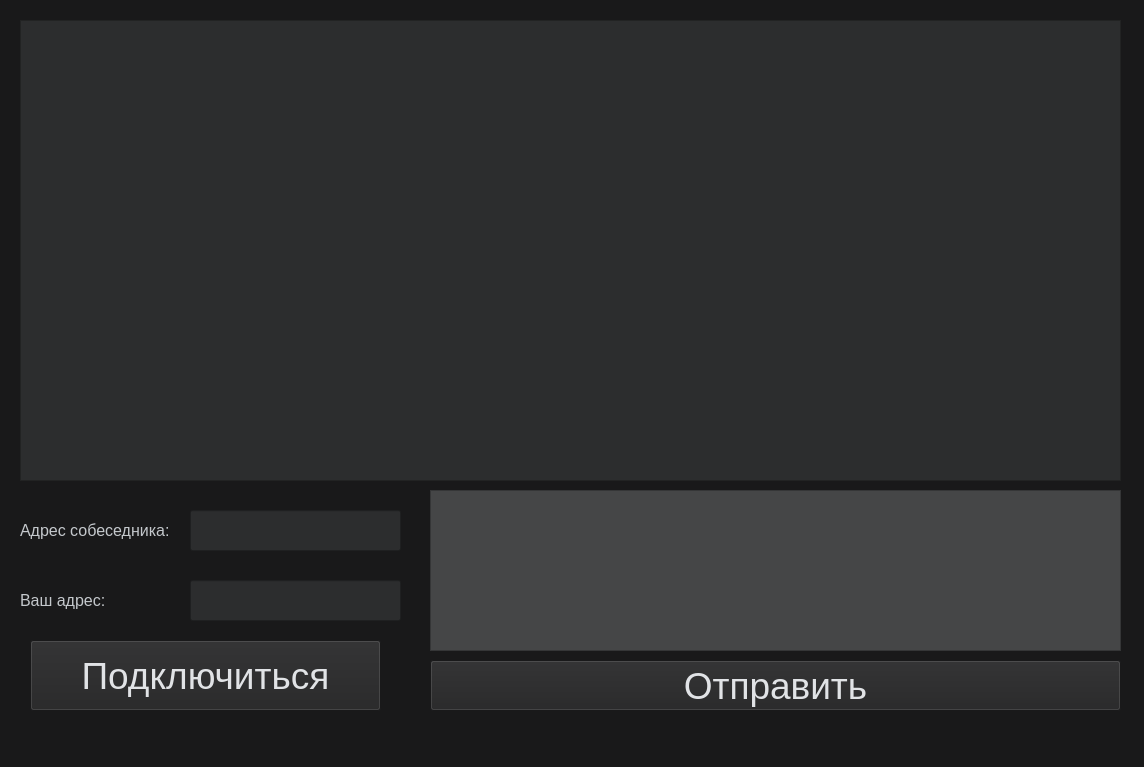
Before: the Qt Designer form messenger.ui in whatever125/messenger, drawn with Qt 5.
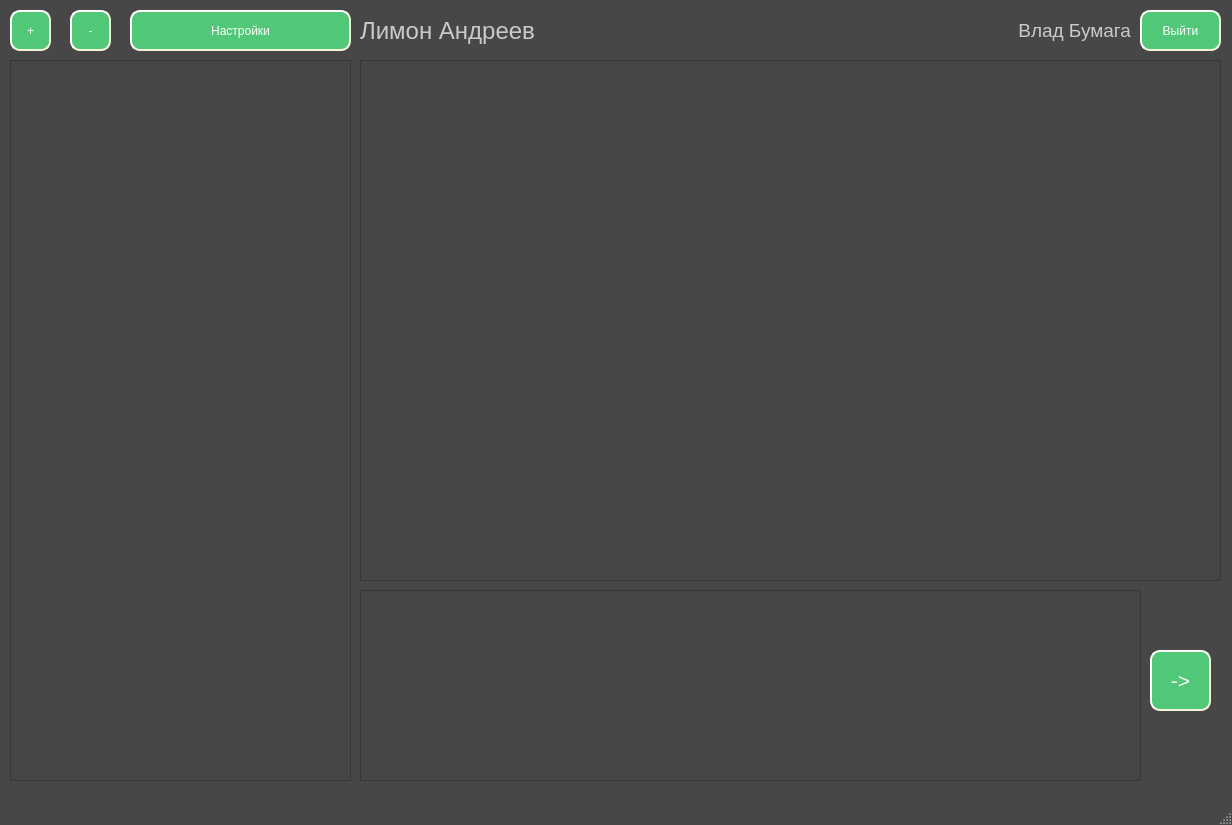
After: the same form once the commit is applied. Icons and pictures are not drawn.

Diff of the .ui file:
```diff
--- a/messenger.ui
+++ b/messenger.ui
@@ -6,146 +6,727 @@
    <rect>
     <x>0</x>
     <y>0</y>
-    <width>1144</width>
-    <height>767</height>
+    <width>1232</width>
+    <height>825</height>
    </rect>
   </property>
+  <property name="palette">
+   <palette>
+    <active>
+     <colorrole role="WindowText">
+      <brush brushstyle="SolidPattern">
+       <color alpha="255">
+        <red>202</red>
+        <green>202</green>
+        <blue>202</blue>
+       </color>
+      </brush>
+     </colorrole>
+     <colorrole role="Button">
+      <brush brushstyle="SolidPattern">
+       <color alpha="255">
+        <red>71</red>
+        <green>71</green>
+        <blue>71</blue>
+       </color>
+      </brush>
+     </colorrole>
+     <colorrole role="Light">
+      <brush brushstyle="SolidPattern">
+       <color alpha="255">
+        <red>106</red>
+        <green>106</green>
+        <blue>106</blue>
+       </color>
+      </brush>
+     </colorrole>
+     <colorrole role="Midlight">
+      <brush brushstyle="SolidPattern">
+       <color alpha="255">
+        <red>88</red>
+        <green>88</green>
+        <blue>88</blue>
+       </color>
+      </brush>
+     </colorrole>
+     <colorrole role="Dark">
+      <brush brushstyle="SolidPattern">
+       <color alpha="255">
+        <red>35</red>
+        <green>35</green>
+        <blue>35</blue>
+       </color>
+      </brush>
+     </colorrole>
+     <colorrole role="Mid">
+      <brush brushstyle="SolidPattern">
+       <color alpha="255">
+        <red>47</red>
+        <green>47</green>
+        <blue>47</blue>
+       </color>
+      </brush>
+     </colorrole>
+     <colorrole role="Text">
+      <brush brushstyle="SolidPattern">
+       <color alpha="255">
+        <red>198</red>
+        <green>198</green>
+        <blue>198</blue>
+       </color>
+      </brush>
+     </colorrole>
+     <colorrole role="BrightText">
+      <brush brushstyle="SolidPattern">
+       <color alpha="255">
+        <red>175</red>
+        <green>175</green>
+        <blue>175</blue>
+       </color>
+      </brush>
+     </colorrole>
+     <colorrole role="ButtonText">
+      <brush brushstyle="SolidPattern">
+       <color alpha="255">
+        <red>93</red>
+        <green>93</green>
+        <blue>93</blue>
+       </color>
+      </brush>
+     </colorrole>
+     <colorrole role="Base">
+      <brush brushstyle="SolidPattern">
+       <color alpha="255">
+        <red>70</red>
+        <green>70</green>
+        <blue>70</blue>
+       </color>
+      </brush>
+     </colorrole>
+     <colorrole role="Window">
+      <brush brushstyle="SolidPattern">
+       <color alpha="255">
+        <red>71</red>
+        <green>71</green>
+        <blue>71</blue>
+       </color>
+      </brush>
+     </colorrole>
+     <colorrole role="Shadow">
+      <brush brushstyle="SolidPattern">
+       <color alpha="255">
+        <red>47</red>
+        <green>47</green>
+        <blue>47</blue>
+       </color>
+      </brush>
+     </colorrole>
+     <colorrole role="HighlightedText">
+      <brush brushstyle="SolidPattern">
+       <color alpha="255">
+        <red>255</red>
+        <green>255</green>
+        <blue>255</blue>
+       </color>
+      </brush>
+     </colorrole>
+     <colorrole role="AlternateBase">
+      <brush brushstyle="SolidPattern">
+       <color alpha="255">
+        <red>35</red>
+        <green>35</green>
+        <blue>35</blue>
+       </color>
+      </brush>
+     </colorrole>
+     <colorrole role="ToolTipBase">
+      <brush brushstyle="SolidPattern">
+       <color alpha="255">
+        <red>177</red>
+        <green>177</green>
+        <blue>177</blue>
+       </color>
+      </brush>
+     </colorrole>
+     <colorrole role="ToolTipText">
+      <brush brushstyle="SolidPattern">
+       <color alpha="255">
+        <red>189</red>
+        <green>189</green>
+        <blue>189</blue>
+       </color>
+      </brush>
+     </colorrole>
+     <colorrole role="PlaceholderText">
+      <brush brushstyle="SolidPattern">
+       <color alpha="128">
+        <red>66</red>
+        <green>66</green>
+        <blue>66</blue>
+       </color>
+      </brush>
+     </colorrole>
+    </active>
+    <inactive>
+     <colorrole role="WindowText">
+      <brush brushstyle="SolidPattern">
+       <color alpha="255">
+        <red>202</red>
+        <green>202</green>
+        <blue>202</blue>
+       </color>
+      </brush>
+     </colorrole>
+     <colorrole role="Button">
+      <brush brushstyle="SolidPattern">
+       <color alpha="255">
+        <red>71</red>
+        <green>71</green>
+        <blue>71</blue>
+       </color>
+      </brush>
+     </colorrole>
+     <colorrole role="Light">
+      <brush brushstyle="SolidPattern">
+       <color alpha="255">
+        <red>106</red>
+        <green>106</green>
+        <blue>106</blue>
+       </color>
+      </brush>
+     </colorrole>
+     <colorrole role="Midlight">
+      <brush brushstyle="SolidPattern">
+       <color alpha="255">
+        <red>88</red>
+        <green>88</green>
+        <blue>88</blue>
+       </color>
+      </brush>
+     </colorrole>
+     <colorrole role="Dark">
+      <brush brushstyle="SolidPattern">
+       <color alpha="255">
+        <red>35</red>
+        <green>35</green>
+        <blue>35</blue>
+       </color>
+      </brush>
+     </colorrole>
+     <colorrole role="Mid">
+      <brush brushstyle="SolidPattern">
+       <color alpha="255">
+        <red>47</red>
+        <green>47</green>
+        <blue>47</blue>
+       </color>
+      </brush>
+     </colorrole>
+     <colorrole role="Text">
+      <brush brushstyle="SolidPattern">
+       <color alpha="255">
+        <red>198</red>
+        <green>198</green>
+        <blue>198</blue>
+       </color>
+      </brush>
+     </colorrole>
+     <colorrole role="BrightText">
+      <brush brushstyle="SolidPattern">
+       <color alpha="255">
+        <red>175</red>
+        <green>175</green>
+        <blue>175</blue>
+       </color>
+      </brush>
+     </colorrole>
+     <colorrole role="ButtonText">
+      <brush brushstyle="SolidPattern">
+       <color alpha="255">
+        <red>93</red>
+        <green>93</green>
+        <blue>93</blue>
+       </color>
+      </brush>
+     </colorrole>
+     <colorrole role="Base">
+      <brush brushstyle="SolidPattern">
+       <color alpha="255">
+        <red>70</red>
+        <green>70</green>
+        <blue>70</blue>
+       </color>
+      </brush>
+     </colorrole>
+     <colorrole role="Window">
+      <brush brushstyle="SolidPattern">
+       <color alpha="255">
+        <red>71</red>
+        <green>71</green>
+        <blue>71</blue>
+       </color>
+      </brush>
+     </colorrole>
+     <colorrole role="Shadow">
+      <brush brushstyle="SolidPattern">
+       <color alpha="255">
+        <red>47</red>
+        <green>47</green>
+        <blue>47</blue>
+       </color>
+      </brush>
+     </colorrole>
+     <colorrole role="HighlightedText">
+      <brush brushstyle="SolidPattern">
+       <color alpha="255">
+        <red>190</red>
+        <green>190</green>
+        <blue>190</blue>
+       </color>
+      </brush>
+     </colorrole>
+     <colorrole role="AlternateBase">
+      <brush brushstyle="SolidPattern">
+       <color alpha="255">
+        <red>35</red>
+        <green>35</green>
+        <blue>35</blue>
+       </color>
+      </brush>
+     </colorrole>
+     <colorrole role="ToolTipBase">
+      <brush brushstyle="SolidPattern">
+       <color alpha="255">
+        <red>177</red>
+        <green>177</green>
+        <blue>177</blue>
+       </color>
+      </brush>
+     </colorrole>
+     <colorrole role="ToolTipText">
+      <brush brushstyle="SolidPattern">
+       <color alpha="255">
+        <red>189</red>
+        <green>189</green>
+        <blue>189</blue>
+       </color>
+      </brush>
+     </colorrole>
+     <colorrole role="PlaceholderText">
+      <brush brushstyle="SolidPattern">
+       <color alpha="128">
+        <red>66</red>
+        <green>66</green>
+        <blue>66</blue>
+       </color>
+      </brush>
+     </colorrole>
+    </inactive>
+    <disabled>
+     <colorrole role="WindowText">
+      <brush brushstyle="SolidPattern">
+       <color alpha="255">
+        <red>177</red>
+        <green>177</green>
+        <blue>177</blue>
+       </color>
+      </brush>
+     </colorrole>
+     <colorrole role="Button">
+      <brush brushstyle="SolidPattern">
+       <color alpha="255">
+        <red>71</red>
+        <green>71</green>
+        <blue>71</blue>
+       </color>
+      </brush>
+     </colorrole>
+     <colorrole role="Light">
+      <brush brushstyle="SolidPattern">
+       <color alpha="255">
+        <red>106</red>
+        <green>106</green>
+        <blue>106</blue>
+       </color>
+      </brush>
+     </colorrole>
+     <colorrole role="Midlight">
+      <brush brushstyle="SolidPattern">
+       <color alpha="255">
+        <red>88</red>
+        <green>88</green>
+        <blue>88</blue>
+       </color>
+      </brush>
+     </colorrole>
+     <colorrole role="Dark">
+      <brush brushstyle="SolidPattern">
+       <color alpha="255">
+        <red>35</red>
+        <green>35</green>
+        <blue>35</blue>
+       </color>
+      </brush>
+     </colorrole>
+     <colorrole role="Mid">
+      <brush brushstyle="SolidPattern">
+       <color alpha="255">
+        <red>47</red>
+        <green>47</green>
+        <blue>47</blue>
+       </color>
+      </brush>
+     </colorrole>
+     <colorrole role="Text">
+      <brush brushstyle="SolidPattern">
+       <color alpha="255">
+        <red>167</red>
+        <green>167</green>
+        <blue>167</blue>
+       </color>
+      </brush>
+     </colorrole>
+     <colorrole role="BrightText">
+      <brush brushstyle="SolidPattern">
+       <color alpha="255">
+        <red>175</red>
+        <green>175</green>
+        <blue>175</blue>
+       </color>
+      </brush>
+     </colorrole>
+     <colorrole role="ButtonText">
+      <brush brushstyle="SolidPattern">
+       <color alpha="255">
+        <red>131</red>
+        <green>131</green>
+        <blue>131</blue>
+       </color>
+      </brush>
+     </colorrole>
+     <colorrole role="Base">
+      <brush brushstyle="SolidPattern">
+       <color alpha="255">
+        <red>71</red>
+        <green>71</green>
+        <blue>71</blue>
+       </color>
+      </brush>
+     </colorrole>
+     <colorrole role="Window">
+      <brush brushstyle="SolidPattern">
+       <color alpha="255">
+        <red>71</red>
+        <green>71</green>
+        <blue>71</blue>
+       </color>
+      </brush>
+     </colorrole>
+     <colorrole role="Shadow">
+      <brush brushstyle="SolidPattern">
+       <color alpha="255">
+        <red>47</red>
+        <green>47</green>
+        <blue>47</blue>
+       </color>
+      </brush>
+     </colorrole>
+     <colorrole role="HighlightedText">
+      <brush brushstyle="SolidPattern">
+       <color alpha="255">
+        <red>255</red>
+        <green>255</green>
+        <blue>255</blue>
+       </color>
+      </brush>
+     </colorrole>
+     <colorrole role="AlternateBase">
+      <brush brushstyle="SolidPattern">
+       <color alpha="255">
+        <red>71</red>
+        <green>71</green>
+        <blue>71</blue>
+       </color>
+      </brush>
+     </colorrole>
+     <colorrole role="ToolTipBase">
+      <brush brushstyle="SolidPattern">
+       <color alpha="255">
+        <red>177</red>
+        <green>177</green>
+        <blue>177</blue>
+       </color>
+      </brush>
+     </colorrole>
+     <colorrole role="ToolTipText">
+      <brush brushstyle="SolidPattern">
+       <color alpha="255">
+        <red>189</red>
+        <green>189</green>
+        <blue>189</blue>
+       </color>
+      </brush>
+     </colorrole>
+     <colorrole role="PlaceholderText">
+      <brush brushstyle="SolidPattern">
+       <color alpha="128">
+        <red>66</red>
+        <green>66</green>
+        <blue>66</blue>
+       </color>
+      </brush>
+     </colorrole>
+    </disabled>
+   </palette>
+  </property>
   <property name="windowTitle">
    <string>MainWindow</string>
   </property>
-  <property name="styleSheet">
-   <string notr="true">background-color: rgb(25, 25, 26);</string>
-  </property>
   <widget class="QWidget" name="centralwidget">
    <widget class="QTextEdit" name="textEdit">
     <property name="geometry">
      <rect>
-      <x>430</x>
-      <y>490</y>
-      <width>691</width>
-      <height>161</height>
+      <x>360</x>
+      <y>60</y>
+      <width>861</width>
+      <height>521</height>
      </rect>
     </property>
-    <property name="styleSheet">
-     <string notr="true">color: rgb(170, 174, 179);
-background-color: rgb(69, 70, 71);</string>
+    <property name="readOnly">
+     <bool>true</bool>
     </property>
-   </widget>
-   <widget class="QLabel" name="label">
-    <property name="geometry">
-     <rect>
-      <x>20</x>
-      <y>500</y>
-      <width>151</width>
-      <height>61</height>
-     </rect>
+    <property name="html">
+     <string>&lt;!DOCTYPE HTML PUBLIC &quot;-//W3C//DTD HTML 4.0//EN&quot; &quot;http://www.w3.org/TR/REC-html40/strict.dtd&quot;&gt;
+&lt;html&gt;&lt;head&gt;&lt;meta name=&quot;qrichtext&quot; content=&quot;1&quot; /&gt;&lt;style type=&quot;text/css&quot;&gt;
+p, li { white-space: pre-wrap; }
+&lt;/style&gt;&lt;/head&gt;&lt;body style=&quot; font-family:'MS Shell Dlg 2'; font-size:8.25pt; font-weight:400; font-style:normal;&quot;&gt;
+&lt;p style=&quot;-qt-paragraph-type:empty; margin-top:0px; margin-bottom:0px; margin-left:0px; margin-right:0px; -qt-block-indent:0; text-indent:0px;&quot;&gt;&lt;br /&gt;&lt;/p&gt;&lt;/body&gt;&lt;/html&gt;</string>
     </property>
-    <property name="styleSheet">
-     <string notr="true">font: 75 12pt; color: rgb(196, 200, 204);</string>
-    </property>
-    <property name="text">
-     <string>Адрес собеседника:</string>
-    </property>
    </widget>
-   <widget class="QLineEdit" name="lineEdit">
+   <widget class="QTextEdit" name="textEdit_2">
     <property name="geometry">
      <rect>
-      <x>190</x>
-      <y>510</y>
-      <width>211</width>
-      <height>41</height>
-     </rect>
-    </property>
-    <property name="styleSheet">
-     <string notr="true">background-color: rgb(44, 45, 46); color: rgb(170, 174, 179)</string>
-    </property>
-    <property name="text">
-     <string/>
-    </property>
-   </widget>
-   <widget class="QLabel" name="label_2">
-    <property name="geometry">
-     <rect>
-      <x>20</x>
+      <x>360</x>
       <y>590</y>
-      <width>121</width>
-      <height>21</height>
+      <width>781</width>
+      <height>191</height>
      </rect>
-    </property>
-    <property name="styleSheet">
-     <string notr="true">font: 75 12pt; color: rgb(196, 200, 204);</string>
-    </property>
-    <property name="text">
-     <string>Ваш адрес:</string>
-    </property>
-   </widget>
-   <widget class="QLineEdit" name="lineEdit_2">
-    <property name="geometry">
-     <rect>
-      <x>190</x>
-      <y>580</y>
-      <width>211</width>
-      <height>41</height>
-     </rect>
-    </property>
-    <property name="styleSheet">
-     <string notr="true">background-color: rgb(44, 45, 46); color: rgb(170, 174, 179)</string>
-    </property>
-    <property name="readOnly">
-     <bool>true</bool>
     </property>
    </widget>
    <widget class="QPushButton" name="pushButton">
     <property name="geometry">
      <rect>
-      <x>30</x>
-      <y>640</y>
-      <width>351</width>
-      <height>71</height>
+      <x>1150</x>
+      <y>650</y>
+      <width>61</width>
+      <height>61</height>
      </rect>
     </property>
+    <property name="font">
+     <font>
+      <pointsize>16</pointsize>
+     </font>
+    </property>
     <property name="styleSheet">
-     <string notr="true">color: rgb(225, 227, 230);
-background-color: rgb(35, 35, 36);
-font: 28pt</string>
+     <string notr="true">	background-color:#50c878;
+     border-style: outset;
+     border-width: 2px;
+     border-radius: 10px;
+     border-color: beige;
+     padding: 6px;
+color: rgb(255, 255, 255);</string>
     </property>
     <property name="text">
-     <string>Подключиться</string>
+     <string>-&gt;</string>
     </property>
-   </widget>
-   <widget class="QTextEdit" name="textEdit_2">
-    <property name="geometry">
-     <rect>
-      <x>20</x>
-      <y>20</y>
-      <width>1101</width>
-      <height>461</height>
-     </rect>
+    <property name="default">
+     <bool>false</bool>
     </property>
-    <property name="styleSheet">
-     <string notr="true">color: rgb(170, 174, 179);
-background-color: rgb(44, 45, 46);</string>
-    </property>
-    <property name="readOnly">
-     <bool>true</bool>
+    <property name="flat">
+     <bool>false</bool>
     </property>
    </widget>
    <widget class="QPushButton" name="pushButton_2">
     <property name="geometry">
      <rect>
-      <x>430</x>
-      <y>660</y>
-      <width>691</width>
-      <height>51</height>
+      <x>10</x>
+      <y>10</y>
+      <width>41</width>
+      <height>41</height>
      </rect>
     </property>
     <property name="styleSheet">
-     <string notr="true">color: rgb(225, 227, 230);
-background-color: rgb(35, 35, 36);
-font: 28pt</string>
+     <string notr="true">	background-color:#50c878;
+     border-style: outset;
+     border-width: 2px;
+     border-radius: 10px;
+     border-color: beige;
+     padding: 6px;
+color: rgb(255, 255, 255);</string>
     </property>
     <property name="text">
-     <string>Отправить</string>
+     <string>+</string>
+    </property>
+    <property name="icon">
+     <iconset theme="plus">
+      <normaloff>.</normaloff>.</iconset>
+    </property>
+   </widget>
+   <widget class="QPushButton" name="pushButton_3">
+    <property name="geometry">
+     <rect>
+      <x>70</x>
+      <y>10</y>
+      <width>41</width>
+      <height>41</height>
+     </rect>
+    </property>
+    <property name="styleSheet">
+     <string notr="true">	background-color:#50c878;
+     border-style: outset;
+     border-width: 2px;
+     border-radius: 10px;
+     border-color: beige;
+     padding: 6px;
+color: rgb(255, 255, 255);</string>
+    </property>
+    <property name="text">
+     <string>-</string>
+    </property>
+   </widget>
+   <widget class="QPushButton" name="pushButton_4">
+    <property name="geometry">
+     <rect>
+      <x>130</x>
+      <y>10</y>
+      <width>221</width>
+      <height>41</height>
+     </rect>
+    </property>
+    <property name="styleSheet">
+     <string notr="true">	background-color:#50c878;
+     border-style: outset;
+     border-width: 2px;
+     border-radius: 10px;
+     border-color: beige;
+     padding: 6px;
+color: rgb(255, 255, 255);</string>
+    </property>
+    <property name="text">
+     <string>Настройки</string>
+    </property>
+   </widget>
+   <widget class="QPushButton" name="pushButton_5">
+    <property name="geometry">
+     <rect>
+      <x>1140</x>
+      <y>10</y>
+      <width>81</width>
+      <height>41</height>
+     </rect>
+    </property>
+    <property name="styleSheet">
+     <string notr="true">	background-color:#50c878;
+     border-style: outset;
+     border-width: 2px;
+     border-radius: 10px;
+     border-color: beige;
+     padding: 6px;
+color: rgb(255, 255, 255);</string>
+    </property>
+    <property name="text">
+     <string>Выйти</string>
+    </property>
+   </widget>
+   <widget class="QLabel" name="label">
+    <property name="geometry">
+     <rect>
+      <x>880</x>
+      <y>10</y>
+      <width>251</width>
+      <height>41</height>
+     </rect>
+    </property>
+    <property name="font">
+     <font>
+      <pointsize>14</pointsize>
+     </font>
+    </property>
+    <property name="text">
+     <string>Влад Бумага</string>
+    </property>
+    <property name="alignment">
+     <set>Qt::AlignRight|Qt::AlignTrailing|Qt::AlignVCenter</set>
+    </property>
+   </widget>
+   <widget class="QLabel" name="label_2">
+    <property name="geometry">
+     <rect>
+      <x>360</x>
+      <y>10</y>
+      <width>491</width>
+      <height>41</height>
+     </rect>
+    </property>
+    <property name="palette">
+     <palette>
+      <active>
+       <colorrole role="Button">
+        <brush brushstyle="SolidPattern">
+         <color alpha="255">
+          <red>184</red>
+          <green>184</green>
+          <blue>184</blue>
+         </color>
+        </brush>
+       </colorrole>
+      </active>
+      <inactive>
+       <colorrole role="Button">
+        <brush brushstyle="SolidPattern">
+         <color alpha="255">
+          <red>184</red>
+          <green>184</green>
+          <blue>184</blue>
+         </color>
+        </brush>
+       </colorrole>
+      </inactive>
+      <disabled>
+       <colorrole role="Button">
+        <brush brushstyle="SolidPattern">
+         <color alpha="255">
+          <red>184</red>
+          <green>184</green>
+          <blue>184</blue>
+         </color>
+        </brush>
+       </colorrole>
+      </disabled>
+     </palette>
+    </property>
+    <property name="font">
+     <font>
+      <pointsize>18</pointsize>
+     </font>
+    </property>
+    <property name="text">
+     <string>Лимон Андреев</string>
+    </property>
+   </widget>
+   <widget class="QListWidget" name="listWidget">
+    <property name="geometry">
+     <rect>
+      <x>10</x>
+      <y>60</y>
+      <width>341</width>
+      <height>721</height>
+     </rect>
+    </property>
+    <property name="font">
+     <font>
+      <pointsize>16</pointsize>
+     </font>
     </property>
    </widget>
   </widget>
```
Left out of the diff: 4 changed lines with no effect on the pictures.
